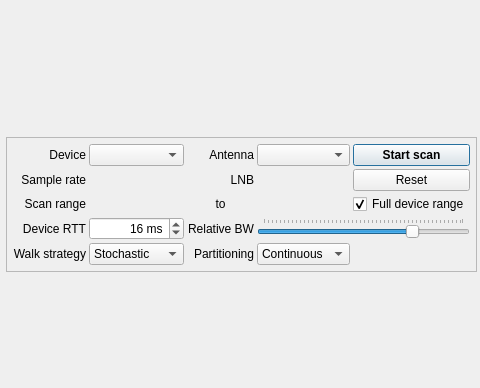
First picture: the form in ui/PanoramicDialog.ui, repository BatchDrake/SigDigger, before the edit; both pictures show x 0 to 480 and y 0 to 388 of the 1167 by 571 pixel window.
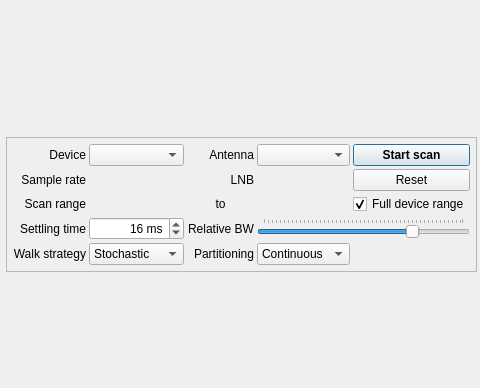
Second picture: the form after the edit. Icons and pictures are not drawn. Custom widgets are drawn as their Qt base class.

Commit message: Rename RTT to settling time

What changed in the file:
```diff
--- a/ui/PanoramicDialog.ui
+++ b/ui/PanoramicDialog.ui
@@ -123,7 +123,7 @@
       <item row="5" column="1">
        <widget class="QLabel" name="label_8">
         <property name="text">
-         <string>Device RTT</string>
+         <string>Settling time</string>
         </property>
         <property name="alignment">
          <set>Qt::AlignRight|Qt::AlignTrailing|Qt::AlignVCenter</set>
```
Left out of the diff: 2 changed lines with no effect on the pictures. The commit also changes 1 other file.
